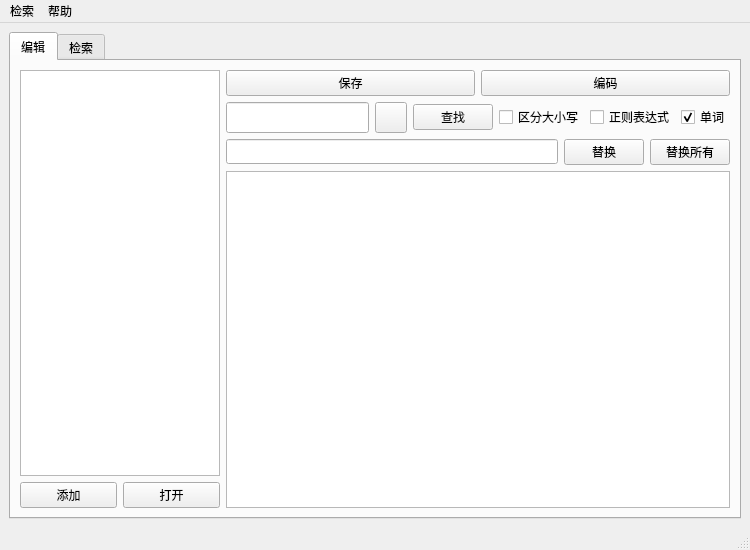
Qt form ui/main.ui (yunowo/data-structure) before a commit.
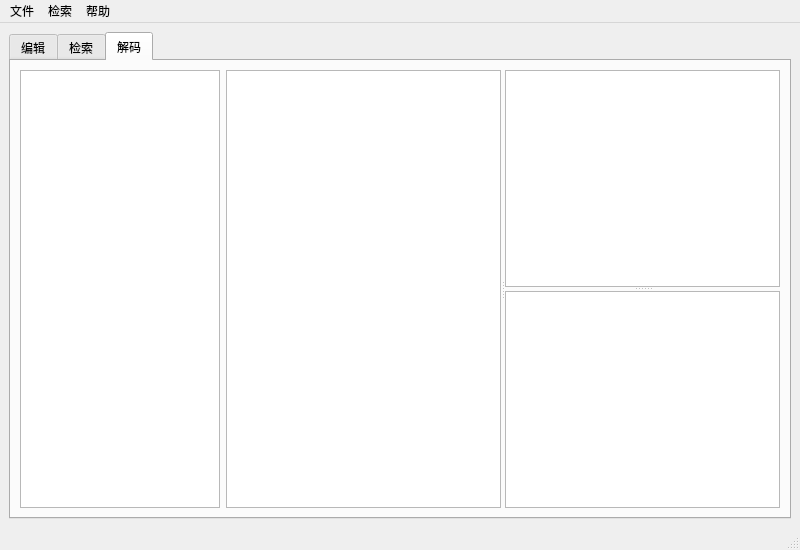
The same form after that commit. The open tabs and pages were chosen to show the change. Icons and pictures are not drawn.

Diff of the .ui file:
```diff
--- a/ui/main.ui
+++ b/ui/main.ui
@@ -9,7 +9,7 @@
    <rect>
     <x>0</x>
     <y>0</y>
-    <width>750</width>
+    <width>800</width>
     <height>550</height>
    </rect>
   </property>
@@ -26,7 +26,7 @@
   </property>
   <widget class="QWidget" name="centralwidget">
    <layout class="QGridLayout" name="gridLayout_2">
-    <item row="0" column="0">
+    <item row="1" column="0">
      <widget class="QTabWidget" name="tabWidget">
       <property name="currentIndex">
        <number>0</number>
@@ -109,6 +109,17 @@
                 <property name="text">
                  <string>编码</string>
                 </property>
+                <property name="icon">
+                 <iconset>
+                  <normalon>:/icon/img/encode.png</normalon>
+                 </iconset>
+                </property>
+                <property name="iconSize">
+                 <size>
+                  <width>24</width>
+                  <height>24</height>
+                 </size>
+                </property>
                </widget>
               </item>
              </layout>
@@ -314,6 +325,44 @@
         </item>
        </layout>
       </widget>
+      <widget class="QWidget" name="tab_decode">
+       <attribute name="title">
+        <string>解码</string>
+       </attribute>
+       <layout class="QGridLayout" name="gridLayout_4">
+        <item row="0" column="0">
+         <widget class="QTreeView" name="list_encoded">
+          <property name="minimumSize">
+           <size>
+            <width>200</width>
+            <height>0</height>
+           </size>
+          </property>
+          <property name="maximumSize">
+           <size>
+            <width>200</width>
+            <height>16777215</height>
+           </size>
+          </property>
+         </widget>
+        </item>
+        <item row="0" column="1">
+         <widget class="QSplitter" name="splitter_1">
+          <property name="orientation">
+           <enum>Qt::Horizontal</enum>
+          </property>
+          <widget class="QTextBrowser" name="browse_encoded"/>
+          <widget class="QSplitter" name="splitter_2">
+           <property name="orientation">
+            <enum>Qt::Vertical</enum>
+           </property>
+           <widget class="QTableView" name="freq_table"/>
+           <widget class="QTextBrowser" name="browser_decoded"/>
+          </widget>
+         </widget>
+        </item>
+       </layout>
+      </widget>
      </widget>
     </item>
    </layout>
@@ -323,7 +372,7 @@
     <rect>
      <x>0</x>
      <y>0</y>
-     <width>750</width>
+     <width>800</width>
      <height>23</height>
     </rect>
    </property>
@@ -339,6 +388,13 @@
     </property>
     <addaction name="action_about"/>
    </widget>
+   <widget class="QMenu" name="menu_3">
+    <property name="title">
+     <string>文件</string>
+    </property>
+    <addaction name="action_exit"/>
+   </widget>
+   <addaction name="menu_3"/>
    <addaction name="menu"/>
    <addaction name="menu_2"/>
   </widget>
```
Left out of the diff: 5 changed lines with no effect on the pictures.
